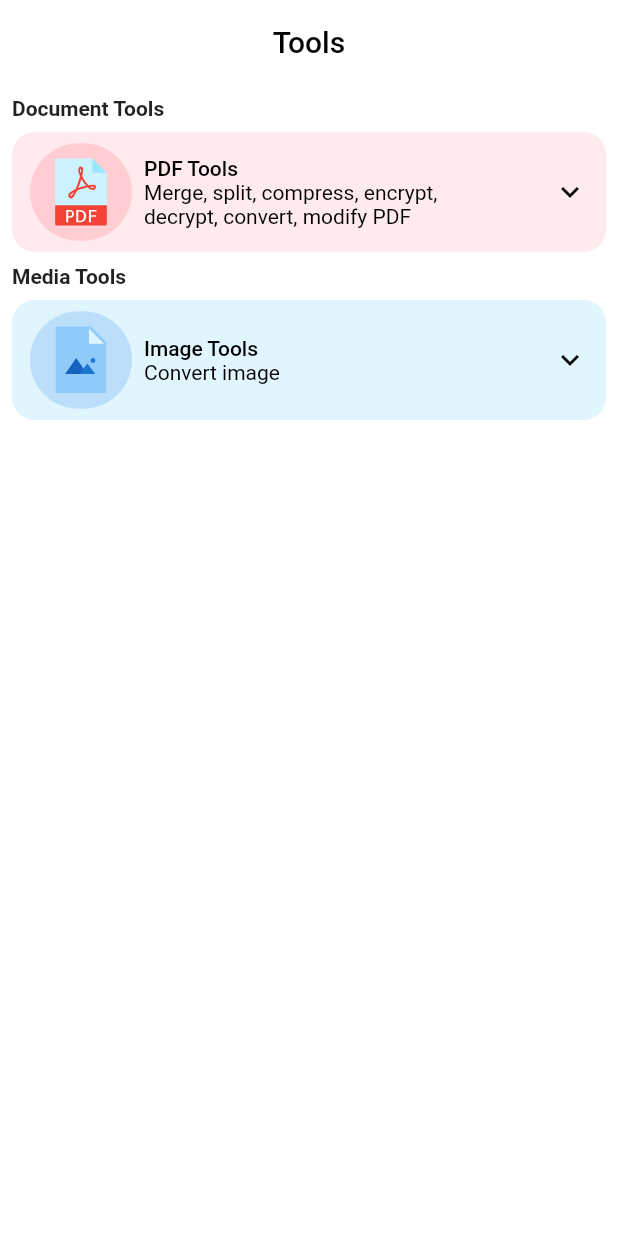
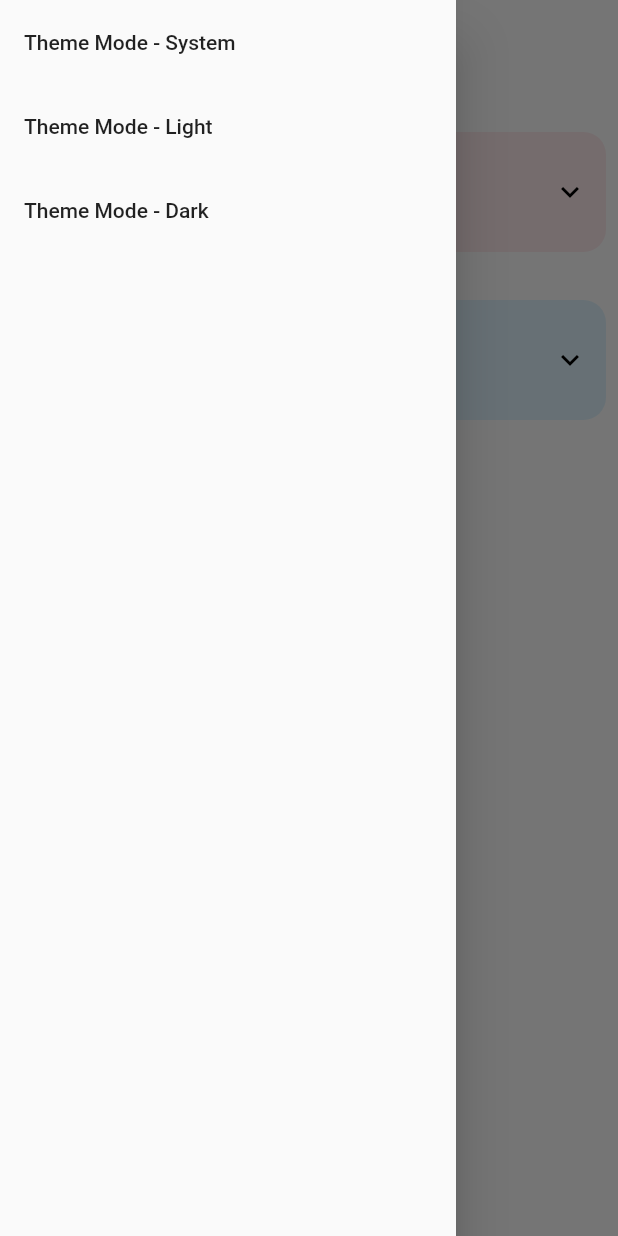
Before and after one commit to chaudharydeepanshu/files_tools, a Flutter app: the screen it shows after launch, with the side drawer open (before the commit the screen has no drawer), on a phone screen of 412 x 824 dp. Run offline on Flutter 3.47's test engine with Material 2 defaults, Android fonts, the light colour scheme and no system bars; drawn by our look-alikes of google_mobile_ads; our stand-ins replace adaptive_theme, device_info_plus, file_picker, flutter_image_compress, flutter_svg, image_picker and 6 more; missing offline and left inert: flutter_archive, flutter_file_dialog, flutter_pdf_split, pdf_compressor, pdf_merger and 3 more; accounts and stored records are empty; network calls fail.

Commit message:
enabled manual darkmode

```diff
--- a/lib/ad_state.dart
+++ b/lib/ad_state.dart
@@ -6,8 +6,8 @@ class AdState {
   AdState(this.initialization);
 
   String get bannerAdUnitId => Platform.isAndroid
-      ? 'ca-app-pub-4350200185776333/3077024944' //real
-      //? 'ca-app-pub-3940256099942544/6300978111' //test
+      // ? 'ca-app-pub-4350200185776333/3077024944' //real
+      ? 'ca-app-pub-3940256099942544/6300978111' //test
       // ? ''
       : 'ca-app-pub-3940256099942544/2934735716';
 
--- a/lib/main.dart
+++ b/lib/main.dart
@@ -1,3 +1,4 @@
+import 'package:adaptive_theme/adaptive_theme.dart';
 import 'package:files_tools/ui/pdfFunctionsActionsScaffold/CompressPDFScaffold.dart';
 import 'package:files_tools/ui/pdfFunctionsActionsScaffold/DecryptPDFScaffold.dart';
 import 'package:files_tools/ui/pdfFunctionsActionsScaffold/EncryptPDFScaffold.dart';
@@ -28,17 +29,22 @@ Future<void> main() async {
   WidgetsFlutterBinding.ensureInitialized();
   final initFuture = MobileAds.instance.initialize();
   final adState = AdState(initFuture);
+  final savedThemeMode = await AdaptiveTheme.getThemeMode();
   // await SystemChrome.setPreferredOrientations(<DeviceOrientation>[
   //   DeviceOrientation.portraitUp,
   //   DeviceOrientation.portraitDown
   // ]);
   runApp(Provider.value(
     value: adState,
-    builder: (context, child) => MyApp(),
+    builder: (context, child) => MyApp(savedThemeMode: savedThemeMode),
   ));
 }
 
 class MyApp extends StatelessWidget {
+  final AdaptiveThemeMode? savedThemeMode;
+
+  const MyApp({Key? key, this.savedThemeMode}) : super(key: key);
+
   @override
   Widget build(BuildContext context) {
     return AnnotatedRegion<SystemUiOverlayStyle>(
@@ -51,16 +57,8 @@ class MyApp extends StatelessWidget {
         systemNavigationBarDividerColor: Colors.grey,
         systemNavigationBarIconBrightness: Brightness.dark,
       ),
-      child: MaterialApp(
-        debugShowCheckedModeBanner: false,
-        title: 'Flutter App',
-        darkTheme: ThemeData.dark().copyWith(
-            iconTheme: IconThemeData(color: Colors.black),
-            checkboxTheme: CheckboxThemeData(
-              checkColor: MaterialStateProperty.all(Colors.white),
-              fillColor: MaterialStateProperty.all(Colors.lightBlueAccent),
-            )),
-        theme: ThemeData(
+      child: AdaptiveTheme(
+        light: ThemeData(
           primarySwatch: Colors.blue,
           platform: TargetPlatform.android,
           scaffoldBackgroundColor: Colors.white,
@@ -68,8 +66,26 @@ class MyApp extends StatelessWidget {
             headline6: TextStyle(color: Colors.black),
           ),
           iconTheme: IconThemeData(color: Colors.black),
-          appBarTheme: AppBarTheme(backgroundColor: Colors.white10),
+          appBarTheme: AppBarTheme(
+            backgroundColor: Colors.white10,
+            iconTheme: IconThemeData(
+              color: Colors.black,
             ),
+          ),
+        ),
+        dark: ThemeData.dark().copyWith(
+          iconTheme: IconThemeData(color: Colors.black),
+          checkboxTheme: CheckboxThemeData(
+            checkColor: MaterialStateProperty.all(Colors.white),
+            fillColor: MaterialStateProperty.all(Colors.lightBlueAccent),
+          ),
+        ),
+        initial: savedThemeMode ?? AdaptiveThemeMode.system,
+        builder: (theme, darkTheme) => MaterialApp(
+          debugShowCheckedModeBanner: false,
+          title: 'Flutter App',
+          darkTheme: darkTheme,
+          theme: theme,
           themeMode: ThemeMode.system,
           home: MainPagesScaffold(),
           routes: {
@@ -113,7 +129,8 @@ class MyApp extends StatelessWidget {
             PageRoutes.resultZipScaffold: (context) => ResultZipScaffold(
                 arguments: ModalRoute.of(context)!.settings.arguments
                     as ResultZipScaffoldArguments?),
-          PageRoutes.mergePDFPagesScaffold: (context) => MergePDFPagesScaffold(
+            PageRoutes.mergePDFPagesScaffold: (context) =>
+                MergePDFPagesScaffold(
                     arguments: ModalRoute.of(context)!.settings.arguments
                         as MergePDFPagesScaffoldArguments?),
             PageRoutes.compressPDFScaffold: (context) => CompressPDFScaffold(
@@ -133,6 +150,7 @@ class MyApp extends StatelessWidget {
                     as PDFToImagesScaffoldArguments?),
           },
         ),
+      ),
     );
   }
 }
--- a/lib/ui/pdfFunctionsActionsScaffold/ExtractAllPDFPagesScaffold.dart
+++ b/lib/ui/pdfFunctionsActionsScaffold/ExtractAllPDFPagesScaffold.dart
@@ -1,6 +1,5 @@
 import 'dart:ui';
 import 'package:file_picker/file_picker.dart';
-import 'package:files_tools/app_theme/fitness_app_theme.dart';
 import 'package:flutter/foundation.dart';
 import 'package:flutter/material.dart';
 import 'package:flutter/services.dart';
--- a/lib/ui/topLevelPagesScaffold/mainPageScaffold.dart
+++ b/lib/ui/topLevelPagesScaffold/mainPageScaffold.dart
@@ -1,3 +1,4 @@
+import 'package:adaptive_theme/adaptive_theme.dart';
 import 'package:flutter/cupertino.dart';
 import 'package:flutter/material.dart';
 import 'package:files_tools/ui/topLevelPagesBodies/home.dart';
@@ -81,21 +82,76 @@ class _MainPagesScaffoldState extends State<MainPagesScaffold>
   @override
   Widget build(BuildContext context) {
     // print("Audio file: " + (openFileUrl != null ? openFileUrl : "Nothing!"));
+    var appBarIconRightText = AdaptiveThemeMode.system.isSystem == true
+        ? 'System'
+        : AdaptiveThemeMode.light.isLight == true
+            ? 'Light'
+            : 'Dark';
+    print(appBarIconRightText);
     return Scaffold(
       appBar: currentIndex == 0
           ? ReusableSilverAppBar(
               title: 'Tools',
+              // appBarIconLeft: Icons.light,
+              // appBarIconLeftAction: () {
+              //   Scaffold.of(context).openDrawer();
+              // },
             )
           : currentIndex == 1
               ? ReusableSilverAppBar(
                   title: 'Recent Docs',
                 )
               : null,
+
       body: currentIndex == 0
           ? HomeBody()
           : currentIndex == 1
               ? Recent()
               : null,
+      drawer: Drawer(
+        // Add a ListView to the drawer. This ensures the user can scroll
+        // through the options in the drawer if there isn't enough vertical
+        // space to fit everything.
+        child: ListView(
+          // Important: Remove any padding from the ListView.
+          //padding: EdgeInsets.zero,
+          children: [
+            // const DrawerHeader(
+            //   decoration: BoxDecoration(
+            //     color: Colors.blue,
+            //   ),
+            //   child: Text('Files Tools'),
+            // ),
+            ListTile(
+              title: const Text('Theme Mode - System'),
+              onTap: () {
+                // Update the state of the app
+                AdaptiveTheme.of(context).setSystem();
+                // Then close the drawer
+                Navigator.pop(context);
+              },
+            ),
+            ListTile(
+              title: const Text('Theme Mode - Light'),
+              onTap: () {
+                // Update the state of the app
+                AdaptiveTheme.of(context).setLight();
+                // Then close the drawer
+                Navigator.pop(context);
+              },
+            ),
+            ListTile(
+              title: const Text('Theme Mode - Dark'),
+              onTap: () {
+                // Update the state of the app
+                AdaptiveTheme.of(context).setDark();
+                // Then close the drawer
+                Navigator.pop(context);
+              },
+            ),
+          ],
+        ),
+      ),
       // bottomNavigationBar: ReusableBottomAppBar(
       //   onCurrentIndex: (value) => setState(() {
       //     currentIndex = value;
--- a/lib/widgets/reusableUIWidgets/ReusableTopAppBar.dart
+++ b/lib/widgets/reusableUIWidgets/ReusableTopAppBar.dart
@@ -1,8 +1,8 @@
 import 'package:flutter/material.dart';
 
 class ReusableSilverAppBar extends StatefulWidget with PreferredSizeWidget {
-  const ReusableSilverAppBar(
-      {this.title,
+  const ReusableSilverAppBar({
+    this.title,
     this.appBarIconLeft,
     this.appBarIconLeftToolTip,
     this.appBarIconRight,
@@ -11,7 +11,8 @@ class ReusableSilverAppBar extends StatefulWidget with PreferredSizeWidget {
     this.appBarIconRightAction,
     this.titleColor,
     this.leftButtonColor,
-      this.rightButtonColor});
+    this.rightButtonColor,
+  });
   final String? title;
   final Color? titleColor;
   final Color? leftButtonColor;
@@ -43,6 +44,7 @@ class _ReusableSilverAppBarState extends State<ReusableSilverAppBar> {
     return CustomScrollView(
       slivers: <Widget>[
         SliverAppBar(
+          //automaticallyImplyLeading: false,
           elevation: 5,
           pinned: true,
           centerTitle: true,
@@ -51,7 +53,8 @@ class _ReusableSilverAppBarState extends State<ReusableSilverAppBar> {
             //style: TextStyle(color: widget.titleColor ?? Colors.black),
           ),
           //backgroundColor: Colors.white,
-          leading: Padding(
+          leading: widget.appBarIconLeft != null
+              ? Padding(
                   padding: const EdgeInsets.only(left: 5, top: 8, bottom: 8),
                   child: SizedBox(
                     width: 51,
@@ -85,8 +88,10 @@ class _ReusableSilverAppBarState extends State<ReusableSilverAppBar> {
                       ),
                     ),
                   ),
-          ),
-          actions: [
+                )
+              : null,
+          actions: widget.appBarIconRight != null
+              ? [
                   Padding(
                     padding: const EdgeInsets.only(right: 5, top: 8, bottom: 8),
                     child: SizedBox(
@@ -126,8 +131,8 @@ class _ReusableSilverAppBarState extends State<ReusableSilverAppBar> {
                       ),
                     ),
                   ),
-          ],
-          automaticallyImplyLeading: true,
+                ]
+              : null,
         ),
       ],
     );
--- a/pubspec.yaml
+++ b/pubspec.yaml
@@ -62,6 +62,7 @@ dependencies:
 #      path: packages/google_mobile_ads
 #      ref: feature/suamusica
   provider: ^5.0.0
+  adaptive_theme: ^2.2.0
 
 
   # The following adds the Cupertino Icons font to your application.
```
Also changed, not shown: pubspec.lock. Lines whose indentation alone changed are shown as unchanged.
